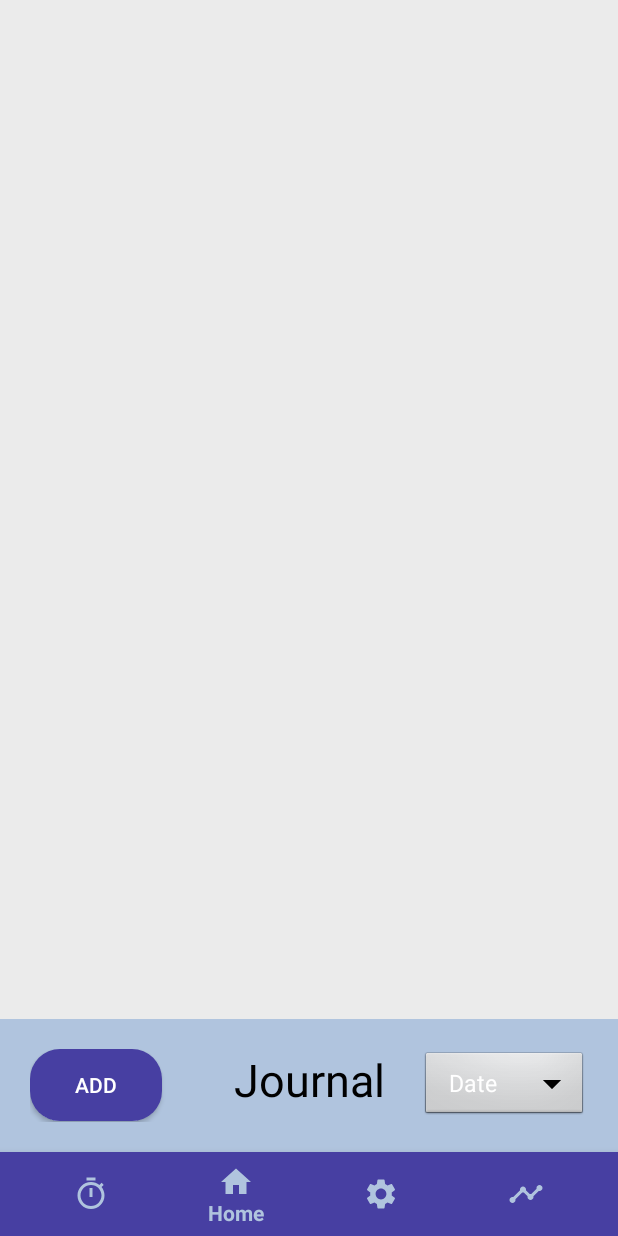
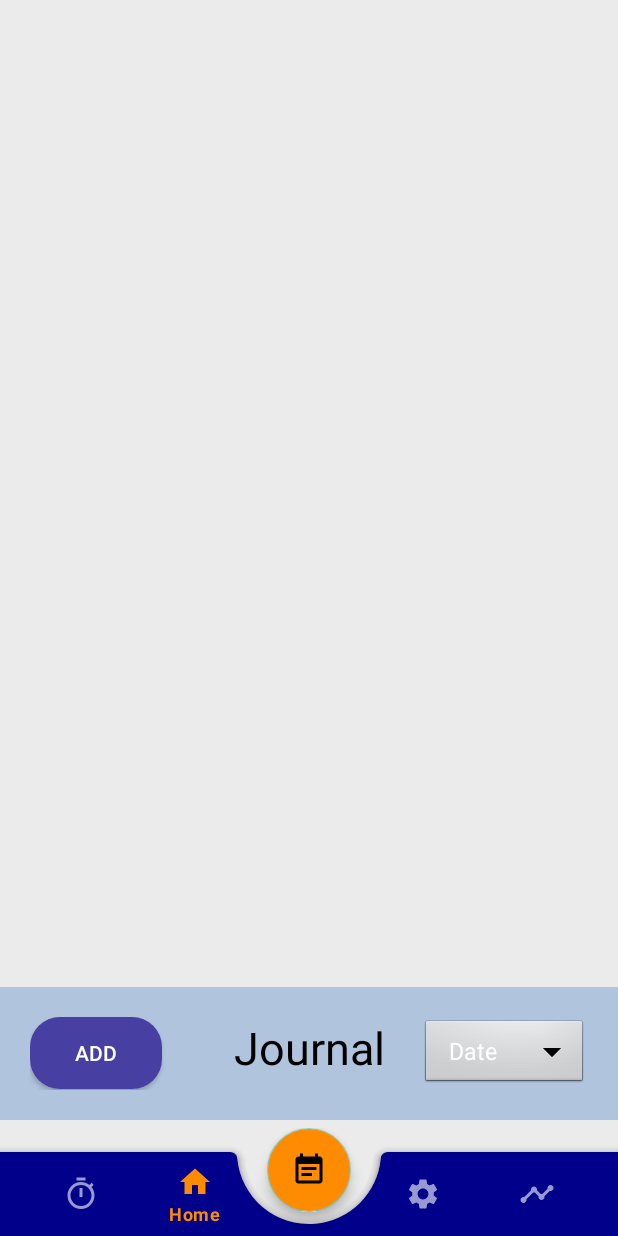
Before and after one commit to pjahanlou/senior-capstone-project, an Android app: the Navbar screen opened directly, with no data from a screen before it, on a phone screen of 412 x 824 dp. Run offline under Robolectric (Android 15) with nearby library versions, the phone set to English and light mode, and no system bars; our stand-ins replace Firebase (no records; nobody signed in at launch, a user with empty details on screens opened directly).

Commit message:
Finished the Navbar

```diff
--- a/app/build.gradle
+++ b/app/build.gradle
@@ -51,6 +51,7 @@ dependencies {
 
     // https://github.com/hdodenhof/CircleImageView
     implementation 'de.hdodenhof:circleimageview:3.1.0'
+    implementation 'com.google.android.material:material:1.0.0'
     implementation platform('com.google.firebase:firebase-bom:29.0.3')
     implementation 'com.google.firebase:firebase-storage:20.0.0'
     implementation 'info.cukes:cucumber-android:1.2.4'
@@ -60,7 +61,7 @@ dependencies {
     implementation 'androidx.navigation:navigation-fragment:2.4.1'
     implementation 'androidx.navigation:navigation-ui:2.4.1'
     implementation 'androidx.legacy:legacy-support-v4:1.0.0'
-    implementation 'com.google.android.material:material:1.3.0-alpha83'
+    implementation 'com.google.android.material:material:1.3.0-alpha03'
     testImplementation 'junit:junit:4.13.2'
     testImplementation 'com.google.truth:truth:1.0.1'
     testImplementation 'androidx.arch.core:core-testing:2.0.0'
--- a/app/src/main/java/com/example/seizuredetectionapp/AppSettings.java
+++ b/app/src/main/java/com/example/seizuredetectionapp/AppSettings.java
@@ -130,6 +130,7 @@ public class AppSettings extends AppCompatActivity implements View.OnClickListen
 
          */
 
+        // Writing the new user data to shared preferences
         localSettings.setField(field, value);
 
         SharedPreferences.Editor editor = getSharedPreferences(localSettings.PREFERENCES, MODE_PRIVATE).edit();
--- a/app/src/main/java/com/example/seizuredetectionapp/DatatableFragment.java
+++ b/app/src/main/java/com/example/seizuredetectionapp/DatatableFragment.java
@@ -111,17 +111,19 @@ public class DatatableFragment extends Fragment implements View.OnClickListener{
             mParam2 = getArguments().getString(ARG_PARAM2);
         }
 
+        // Retrieving the user info from shared preferences
         SharedPreferences sharedPreferences = getActivity().getSharedPreferences(LocalSettings.PREFERENCES, Context.MODE_PRIVATE);
         isQuestionnaireComplete = sharedPreferences.getString(LocalSettings.DEFAULT, LocalSettings.questionnaireComplete);
         Log.d("boolQ", ""+isQuestionnaireComplete);
 
+        // Checking if the user has completed the questionnaire or not
         /*
         if(isQuestionnaireComplete.equals("0")){
             showNewUserDialog();
         }
          */
 
-        //firebase
+        // Initializing Firebase
         currentUserUID = FirebaseAuth.getInstance().getCurrentUser().getUid();
         database = FirebaseDatabase.getInstance();
         myRef = database.getReference("Users").child(currentUserUID);
--- a/app/src/main/java/com/example/seizuredetectionapp/ForgetPassword.java
+++ b/app/src/main/java/com/example/seizuredetectionapp/ForgetPassword.java
@@ -25,11 +25,14 @@ public class ForgetPassword extends AppCompatActivity implements View.OnClickLis
     protected void onCreate(Bundle savedInstanceState) {
         super.onCreate(savedInstanceState);
         setContentView(R.layout.activity_forget_password);
+
+        // Preventing the user screen from being configured when the keyboard slides up
         getWindow().setSoftInputMode(WindowManager.LayoutParams.SOFT_INPUT_ADJUST_PAN);
 
         // Initializing Firebase token
         mAuth = FirebaseAuth.getInstance();
 
+        // Initializing the views
         email = findViewById(R.id.email);
         resetPasswordButton = findViewById(R.id.resetPassword);
         resetPasswordButton.setOnClickListener(this);
@@ -47,6 +50,7 @@ public class ForgetPassword extends AppCompatActivity implements View.OnClickLis
     public void resetPassword(){
         String emailText = email.getText().toString().trim();
 
+        // Validating the user input
         if(emailText.isEmpty()){
             email.setError("Email is required!");
             email.requestFocus();
@@ -59,6 +63,7 @@ public class ForgetPassword extends AppCompatActivity implements View.OnClickLis
             return;
         }
 
+        // Sending the user a forget password email regarding their password change
         mAuth.sendPasswordResetEmail(emailText).addOnCompleteListener(new OnCompleteListener<Void>() {
             @Override
             public void onComplete(@NonNull Task<Void> task) {
--- a/app/src/main/java/com/example/seizuredetectionapp/LocalSettings.java
+++ b/app/src/main/java/com/example/seizuredetectionapp/LocalSettings.java
@@ -19,6 +19,7 @@ public class LocalSettings extends Application {
     public static Set<String> contactList;
     public static String preferredContactMethod;
 
+    // A wrapper function for the app settings activity
     public static String getField(String field) {
         String fieldValue = null;
 
@@ -49,6 +50,7 @@ public class LocalSettings extends Application {
         return fieldValue;
     }
 
+    // A wrapper function for the app settings activity
     public static void setField(String field, String value) {
         switch(field){
             case "name":
--- a/app/src/main/java/com/example/seizuredetectionapp/MainSettingsFragment.java
+++ b/app/src/main/java/com/example/seizuredetectionapp/MainSettingsFragment.java
@@ -92,9 +92,11 @@ public class MainSettingsFragment extends Fragment implements View.OnClickListen
         currentUser = FirebaseAuth.getInstance().getCurrentUser();
         email = currentUser.getEmail();
 
+        // Retrieving the user name and updating the main page
         SharedPreferences sharedPreferences = getActivity().getSharedPreferences(LocalSettings.getField("name"), Context.MODE_PRIVATE);
         username = sharedPreferences.getString(LocalSettings.DEFAULT, LocalSettings.name);
 
+        // Handling picture uploading in the main settings
         someActivityResultLauncher = registerForActivityResult(
                 new ActivityResultContracts.StartActivityForResult(),
                 result -> {
@@ -161,6 +163,10 @@ public class MainSettingsFragment extends Fragment implements View.OnClickListen
         }
     }
 
+    /**
+     * Method for handling opening the user gallery
+     *
+     * */
     private void selectImage(){
         Intent intent = new Intent();
         intent.setType("image/");
--- a/app/src/main/java/com/example/seizuredetectionapp/Navbar.java
+++ b/app/src/main/java/com/example/seizuredetectionapp/Navbar.java
@@ -34,10 +34,17 @@ public class Navbar extends AppCompatActivity {
         super.onCreate(savedInstanceState);
         setContentView(R.layout.activity_navbar);
 
+        // Initializing the views
         bottomNavigationView = findViewById(R.id.bottomNavbar);
         bottomNavigationView.setOnItemSelectedListener(navListener);
         linearLayout = findViewById(R.id.linearLayout);
 
+        // Setting the background of the bottomNavigationView to null
+        // This prevents conflicts with the bottom app bar view
+        bottomNavigationView.setBackground(null);
+
+        // Change to the datatable fragment on create
+        // Without this, it goes to alert page
         if (savedInstanceState == null) {
             bottomNavigationView.setSelectedItemId(R.id.datatableFragment); // change to whichever id should be default
         }
@@ -55,6 +62,7 @@ public class Navbar extends AppCompatActivity {
         this.bottomNavigationView = bottomNavigationView;
     }
 
+    // Navbar controller for forwarding the user to the right fragment
     private BottomNavigationView.OnItemSelectedListener navListener =
             item -> {
                 Fragment selectedFragment = null;
@@ -62,6 +70,8 @@ public class Navbar extends AppCompatActivity {
                 /* TODO: stop the countdown timer when the user moves from alert page to another fragment
                     to not save a journal to firebase */
 
+                // Fragment tag is as an identifier for the fragments
+                // They help us better identify the fragments during swiping
                 switch (item.getItemId()) {
                     case R.id.datatableFragment:
                         selectedFragment = new DatatableFragment();
@@ -90,6 +100,7 @@ public class Navbar extends AppCompatActivity {
                 return true;
             };
 
+    // Swipe listener class which handles swiping based on user touch
     private class SwipeListener implements View.OnTouchListener{
 
         GestureDetector gestureDetector;
@@ -114,19 +125,23 @@ public class Navbar extends AppCompatActivity {
                                 // check condition
                                 if(Math.abs(xDiff) > Math.abs(yDiff)){
                                     // When x is greater than y
-                                    // check condition
                                     if(Math.abs(xDiff) > threshold && Math.abs(velocityX) > velocityThreshold){
-                                        // check condition
+
+                                        // Get the current fragment
                                         Fragment nextFragment = null;
                                         Fragment selectedFragment = getSupportFragmentManager().findFragmentByTag(fragmentTag);
-                                        Log.d("selected Fragment", ""+selectedFragment);
+
                                         if(xDiff < 0){
                                             // When swipe left
                                             if (selectedFragment != null && selectedFragment.isVisible()) {
 
                                                 if(selectedFragment instanceof AlertPageFragment){
+                                                    // Stop the countdown timer before moving to other fragments
+                                                    // This prevents help request protocol from being invoked
                                                     ((AlertPageFragment) selectedFragment).stopCountDownTimer();
                                                     nextFragment = new DatatableFragment();
+
+                                                    // Update the navbar to match the selected fragment
                                                     bottomNavigationView.setSelectedItemId(R.id.datatableFragment);
                                                     fragmentTag = "datatable";
                                                 }
@@ -169,6 +184,7 @@ public class Navbar extends AppCompatActivity {
                                                 }
                                             }
                                         }
+
                                         getSupportFragmentManager().beginTransaction().replace(R.id.fragmentContainerView2,
                                                 nextFragment, fragmentTag).commit();
                                         return true;
--- /dev/null
+++ b/app/src/main/res/drawable/ic_event.xml
@@ -0,0 +1,11 @@
+<vector xmlns:android="http://schemas.android.com/apk/res/android"
+    android:width="24dp"
+    android:height="24dp"
+    android:viewportWidth="24"
+    android:viewportHeight="24"
+    android:tint="?attr/colorControlNormal"
+    android:autoMirrored="true">
+  <path
+      android:fillColor="@android:color/white"
+      android:pathData="M17,10L7,10v2h10v-2zM19,3h-1L18,1h-2v2L8,3L8,1L6,1v2L5,3c-1.11,0 -1.99,0.9 -1.99,2L3,19c0,1.1 0.89,2 2,2h14c1.1,0 2,-0.9 2,-2L21,5c0,-1.1 -0.9,-2 -2,-2zM19,19L5,19L5,8h14v11zM14,14L7,14v2h7v-2z"/>
+</vector>
--- a/app/src/main/res/layout/activity_navbar.xml
+++ b/app/src/main/res/layout/activity_navbar.xml
@@ -16,17 +16,43 @@
         android:layout_height="0dp"
         android:layout_weight="1"
         app:defaultNavHost="true"
-        app:navGraph="@navigation/bottom_navbar" />
+        app:navGraph="@navigation/bottom_navbar"
+        android:layout_marginBottom="5dp"/>
 
-    <com.google.android.material.bottomnavigation.BottomNavigationView
-        android:id="@+id/bottomNavbar"
+    <androidx.coordinatorlayout.widget.CoordinatorLayout
         android:layout_width="match_parent"
-        android:layout_height="wrap_content"
-        android:background="@color/purple_500"
-        app:layout_constraintBottom_toBottomOf="parent"
-        app:layout_constraintStart_toStartOf="parent"
-        app:menu="@menu/bottom_menu"
-        app:itemIconTint="@color/LightSteelBlue"
-        app:itemTextColor="@color/LightSteelBlue"/>
+        android:layout_height="wrap_content">
+
+        <com.google.android.material.bottomappbar.BottomAppBar
+            android:id="@+id/bottomAppBar"
+            android:layout_width="match_parent"
+            android:layout_height="wrap_content"
+            app:fabCradleMargin="20dp"
+            app:fabCradleVerticalOffset="0dp"
+            app:fabCradleRoundedCornerRadius="5dp"
+            android:layout_gravity="bottom"
+            android:theme="@style/AppThemeNavbar"
+            android:backgroundTint="@color/DarkBlue">
+
+            <com.google.android.material.bottomnavigation.BottomNavigationView
+                android:id="@+id/bottomNavbar"
+                android:layout_width="match_parent"
+                android:layout_height="match_parent"
+                android:layout_marginEnd="16dp"
+                android:background="@android:color/transparent"
+                app:menu="@menu/bottom_menu" />
+
+        </com.google.android.material.bottomappbar.BottomAppBar>
+
+        <com.google.android.material.floatingactionbutton.FloatingActionButton
+            android:id="@+id/fab"
+            android:layout_width="wrap_content"
+            android:layout_height="wrap_content"
+            app:layout_anchor="@id/bottomAppBar"
+            android:backgroundTint="@color/DarkOrange"
+            android:src="@drawable/ic_event"
+            android:tint="@color/black"/>
+
+    </androidx.coordinatorlayout.widget.CoordinatorLayout>
 
 </LinearLayout>
--- a/app/src/main/res/menu/bottom_menu.xml
+++ b/app/src/main/res/menu/bottom_menu.xml
@@ -1,8 +1,10 @@
 <?xml version="1.0" encoding="utf-8"?>
 <menu xmlns:android="http://schemas.android.com/apk/res/android">
 
-    <item android:title="Request Help" android:icon="@drawable/ic_alertpage" android:id="@+id/alertPageFragment"/>
+    <item android:title="Help" android:icon="@drawable/ic_alertpage" android:id="@+id/alertPageFragment"/>
     <item android:title="Home" android:icon="@drawable/ic_home" android:id="@+id/datatableFragment"/>
+    <item android:id="@+id/placeholder"
+        android:title="" />
     <item android:title="Settings" android:icon="@drawable/ic_settings" android:id="@+id/mainSettingsFragment"/>
-    <item android:title="Realtime" android:icon="@drawable/ic_realtime" android:id="@+id/realtimeFragment"/>
+    <item android:title="Vitals" android:icon="@drawable/ic_realtime" android:id="@+id/realtimeFragment"/>
 </menu>
--- a/app/src/main/res/values/colors.xml
+++ b/app/src/main/res/values/colors.xml
@@ -147,4 +147,7 @@
     <color name="Navy">#000080</color>
     <color name="Platinum">#EBEBEB</color>
     <color name="OceanBlue">#473FA2</color>
+    <color name="colorPrimary">#6200EE</color>
+    <color name="colorPrimaryDark">#3700B3</color>
+    <color name="colorAccent">#03DAC5</color>
 </resources>
--- a/app/src/main/res/values/styles.xml
+++ b/app/src/main/res/values/styles.xml
@@ -3,6 +3,15 @@
 
     <style name="AppTheme" parent="Theme.AppCompat.Light.DarkActionBar">
         <item name="android:windowAnimationStyle">@style/DialogAnimation</item>
+    </style>
+
+    <style name="AppThemeNavbar" parent="Theme.MaterialComponents">
+        <!-- Customize your theme here. -->
+        <item name="colorPrimary">@color/DarkOrange</item>
+        <item name="colorPrimaryDark">@color/Platinum</item>
+        <item name="colorAccent">@color/Platinum</item>
+        <item name="colorControlNormal">@color/Platinum</item>
+        <item name="android:textColorPrimary">@color/Platinum</item>
     </style>
 
     <style name="DialogAnimation">
--- a/build.gradle
+++ b/build.gradle
@@ -7,6 +7,7 @@ buildscript {
     dependencies {
         classpath "com.android.tools.build:gradle:7.0.4"
         classpath 'com.google.gms:google-services:4.3.10'
+        classpath 'com.android.tools.build:gradle:3.2.0'
 
         // NOTE: Do not place your application dependencies here; they belong
         // in the individual module build.gradle files
```
Also changed, not shown: app/src/main/java/com/example/seizuredetectionapp/AlertPageFragment.java (+7 -1 lines), app/src/main/java/com/example/seizuredetectionapp/ProfileSettings.java (+13 -0 lines).
